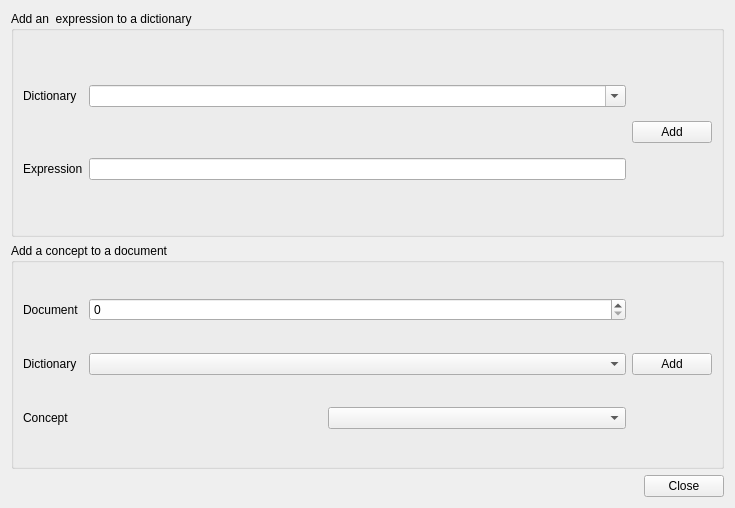
Qt form qgalilei/qmodifydocsdlg.ui (pfrancq/galilei) before a commit.
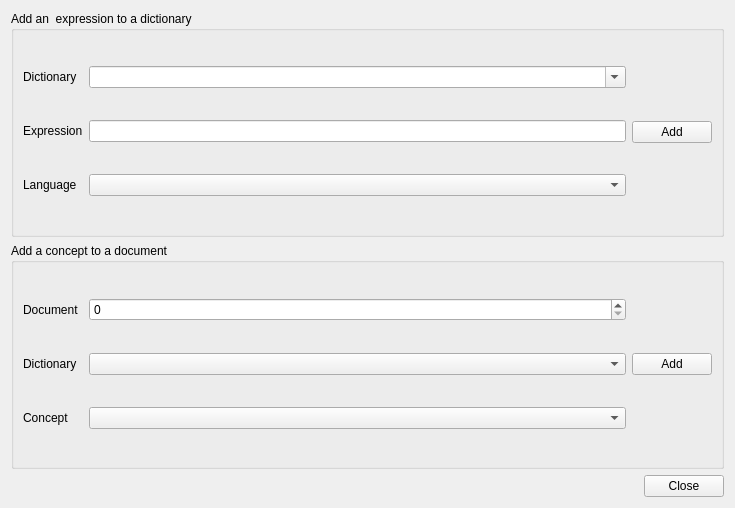
The same form after that commit.

Commit message: - Use the new concept category types. - When a new expression is created, the language must be specified.

What changed in the file:
```diff
--- a/qgalilei/qmodifydocsdlg.ui
+++ b/qgalilei/qmodifydocsdlg.ui
@@ -32,6 +32,12 @@
          <layout class="QHBoxLayout" name="horizontalLayout">
           <item>
            <widget class="QLabel" name="label">
+            <property name="sizePolicy">
+             <sizepolicy hsizetype="Fixed" vsizetype="Preferred">
+              <horstretch>0</horstretch>
+              <verstretch>0</verstretch>
+             </sizepolicy>
+            </property>
             <property name="minimumSize">
              <size>
               <width>60</width>
@@ -65,6 +71,12 @@
          <layout class="QHBoxLayout" name="horizontalLayout_2">
           <item>
            <widget class="QLabel" name="label_2">
+            <property name="sizePolicy">
+             <sizepolicy hsizetype="Fixed" vsizetype="Preferred">
+              <horstretch>0</horstretch>
+              <verstretch>0</verstretch>
+             </sizepolicy>
+            </property>
             <property name="minimumSize">
              <size>
               <width>60</width>
@@ -87,6 +99,32 @@
           </item>
          </layout>
         </item>
+        <item>
+         <layout class="QHBoxLayout" name="horizontalLayout_8">
+          <item>
+           <widget class="QLabel" name="label_6">
+            <property name="sizePolicy">
+             <sizepolicy hsizetype="Fixed" vsizetype="Preferred">
+              <horstretch>0</horstretch>
+              <verstretch>0</verstretch>
+             </sizepolicy>
+            </property>
+            <property name="minimumSize">
+             <size>
+              <width>60</width>
+              <height>0</height>
+             </size>
+            </property>
+            <property name="text">
+             <string>Language</string>
+            </property>
+           </widget>
+          </item>
+          <item>
+           <widget class="QComboBox" name="Lang"/>
+          </item>
+         </layout>
+        </item>
        </layout>
       </item>
       <item>
@@ -175,6 +213,18 @@
          <layout class="QHBoxLayout" name="horizontalLayout_6">
           <item>
            <widget class="QLabel" name="label_5">
+            <property name="sizePolicy">
+             <sizepolicy hsizetype="Fixed" vsizetype="Preferred">
+              <horstretch>0</horstretch>
+              <verstretch>0</verstretch>
+             </sizepolicy>
+            </property>
+            <property name="minimumSize">
+             <size>
+              <width>60</width>
+              <height>0</height>
+             </size>
+            </property>
             <property name="text">
              <string>Concept</string>
             </property>
```
Left out of the diff: 12 changed lines with no effect on the pictures. The commit also changes 4 other files.
